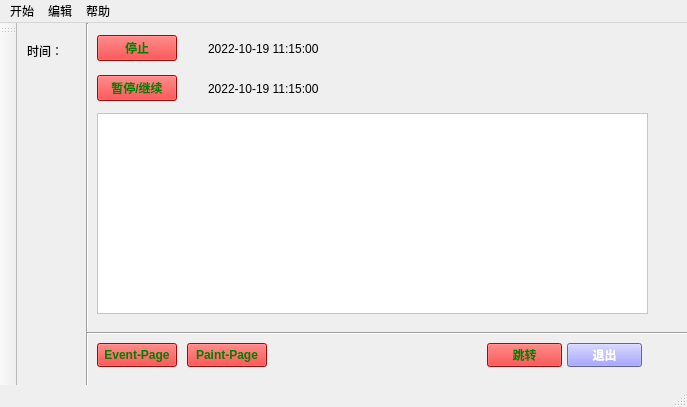
The window that mainwindow.ui (Lil-El/QT) describes before a commit, drawn with Qt 5.
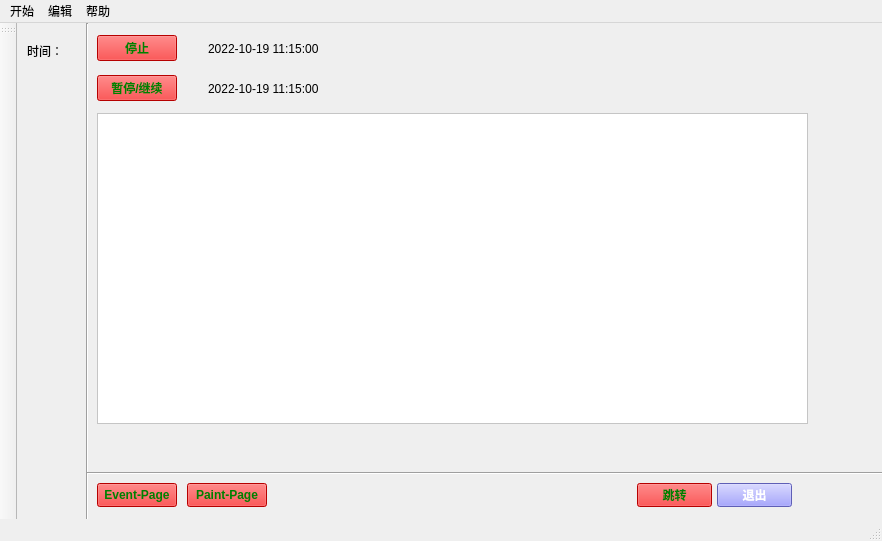
The same window after the commit.

Patch:
```diff
--- a/mainwindow.ui
+++ b/mainwindow.ui
@@ -6,8 +6,8 @@
    <rect>
     <x>0</x>
     <y>0</y>
-    <width>687</width>
-    <height>407</height>
+    <width>882</width>
+    <height>541</height>
    </rect>
   </property>
   <property name="windowTitle">
@@ -27,8 +27,8 @@
    <widget class="QPushButton" name="button_exit">
     <property name="geometry">
      <rect>
-      <x>550</x>
-      <y>320</y>
+      <x>700</x>
+      <y>460</y>
       <width>75</width>
       <height>24</height>
      </rect>
@@ -73,8 +73,8 @@
    <widget class="QPushButton" name="button_jump">
     <property name="geometry">
      <rect>
-      <x>470</x>
-      <y>320</y>
+      <x>620</x>
+      <y>460</y>
       <width>75</width>
       <height>24</height>
      </rect>
@@ -92,7 +92,7 @@
       <x>60</x>
       <y>0</y>
       <width>20</width>
-      <height>421</height>
+      <height>531</height>
      </rect>
     </property>
     <property name="orientation">
@@ -103,8 +103,8 @@
     <property name="geometry">
      <rect>
       <x>70</x>
-      <y>300</y>
-      <width>601</width>
+      <y>440</y>
+      <width>811</width>
       <height>21</height>
      </rect>
     </property>
@@ -213,7 +213,7 @@
     <property name="geometry">
      <rect>
       <x>80</x>
-      <y>320</y>
+      <y>460</y>
       <width>80</width>
       <height>24</height>
      </rect>
@@ -226,7 +226,7 @@
     <property name="geometry">
      <rect>
       <x>170</x>
-      <y>320</y>
+      <y>460</y>
       <width>80</width>
       <height>24</height>
      </rect>
@@ -240,8 +240,8 @@
      <rect>
       <x>80</x>
       <y>90</y>
-      <width>551</width>
-      <height>201</height>
+      <width>711</width>
+      <height>311</height>
      </rect>
     </property>
     <property name="styleSheet">
@@ -260,8 +260,8 @@
       <rect>
        <x>0</x>
        <y>0</y>
-       <width>551</width>
-       <height>201</height>
+       <width>711</width>
+       <height>311</height>
       </rect>
      </property>
      <layout class="QHBoxLayout" name="paintLayout">
@@ -294,7 +294,7 @@
     <rect>
      <x>0</x>
      <y>0</y>
-     <width>687</width>
+     <width>882</width>
      <height>21</height>
     </rect>
    </property>
```
